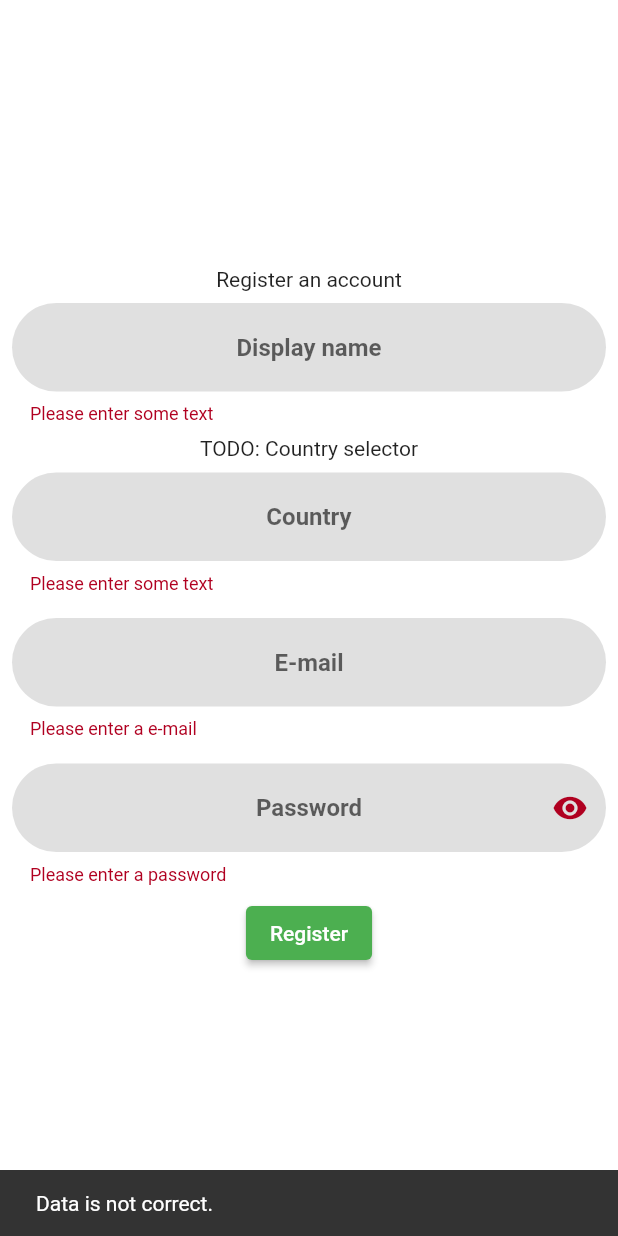
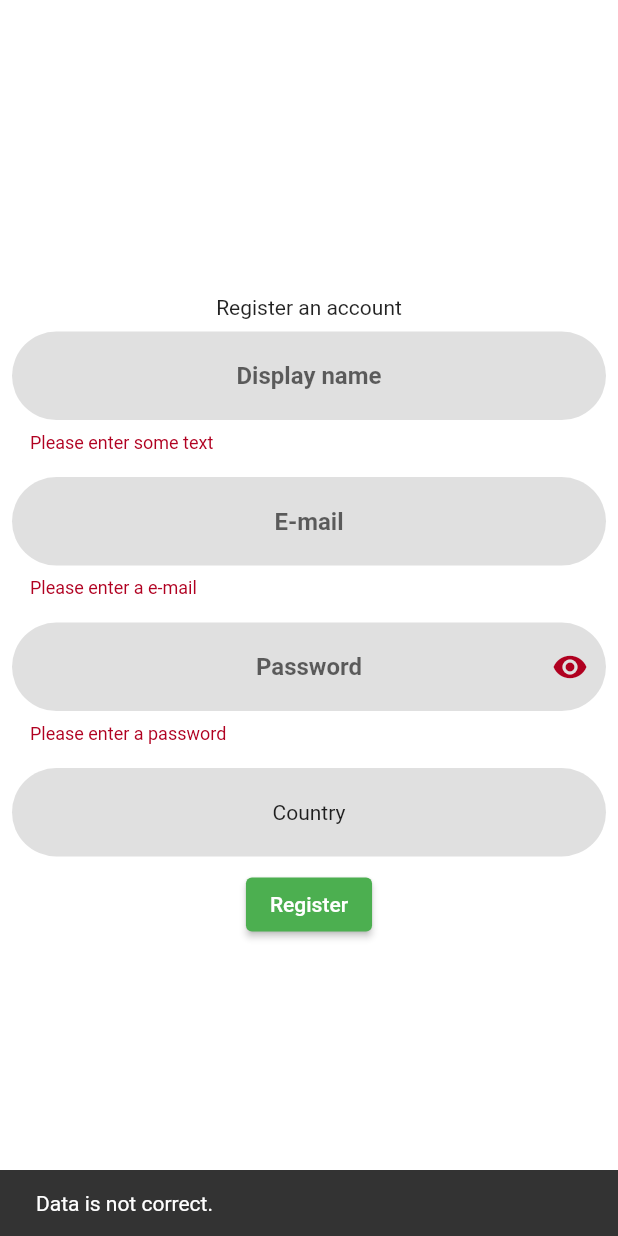
Before and after one commit to Josde/Habitr, a Flutter app: the SignUpScreen screen opened directly, after a tap on "Register", on a phone screen of 412 x 824 dp. Run offline on Flutter 3.47's test engine with Material 2 defaults, Android fonts, the phone set to English and light mode, and no system bars; our stand-ins replace bloc, country_picker, equatable, fl_chart, flutter_bloc, flutter_local_notifications and 12 more; missing offline and left inert: awesome_aurora_gradient, jdenticon_dart, scan; accounts and stored records are empty.

Commit message:
Add country picker Add reminder to verify your email before continuing

```diff
--- a/lib/screens/users/sign_up_screen.dart
+++ b/lib/screens/users/sign_up_screen.dart
@@ -1,6 +1,8 @@
+import 'package:country_picker/country_picker.dart';
 import 'package:flutter/material.dart';
 import 'package:habitr_tfg/utils/constants.dart';
 import 'package:habitr_tfg/utils/validator.dart';
+import 'package:habitr_tfg/widgets/rounded_container.dart';
 import 'package:habitr_tfg/widgets/rounded_text_form_field.dart';
 import 'package:supabase_flutter/supabase_flutter.dart';
 
@@ -15,8 +17,9 @@ class SignUpScreen extends StatefulWidget {
 
 class _SignUpScreenState extends State<SignUpScreen> {
   final _formKey = GlobalKey<FormState>();
-  String? _displayName, _email, _password, _country;
+  String? _displayName, _email, _password;
   var _obscureText = true;
+  Country _country = Country.worldWide;
   @override
   Widget build(BuildContext context) {
     return Scaffold(
@@ -34,18 +37,6 @@ class _SignUpScreenState extends State<SignUpScreen> {
                   hintText: 'Display name',
                   onSaved: (String? value) {
                     this._displayName = value!;
-                  },
-                  validator: (value) {
-                    return textNotEmptyValidator(value);
-                  }),
-            ),
-            Container(child: Text('TODO: Country selector')),
-            Padding(
-              padding: const EdgeInsets.all(8.0),
-              child: RoundedTextFormField(
-                  hintText: 'Country',
-                  onSaved: (String? value) {
-                    this._country = value!;
                   },
                   validator: (value) {
                     return textNotEmptyValidator(value);
@@ -79,12 +70,37 @@ class _SignUpScreenState extends State<SignUpScreen> {
                     return passwordValidator(value);
                   }),
             ),
+            AspectRatio(
+              aspectRatio: 5.5, //TODO: Prettify this!
+              child: Expanded(
+                child: Padding(
+                  padding: const EdgeInsets.all(8.0),
+                  child: RoundedContainer(
+                      child: GestureDetector(
+                          child: Center(
+                              child: Text(_country == Country.worldWide
+                                  ? "Country"
+                                  : _country.name)),
+                          onTap: () => showCountryPicker(
+                              context: context,
+                              onSelect: (value) =>
+                                  setState(() => _country = value)))),
+                ),
+              ),
+            ),
             ElevatedButton(
                 child: Text('Register'),
                 onPressed: () async {
                   if (!_formKey.currentState!.validate()) {
                     ScaffoldMessenger.of(context).showSnackBar(
                       const SnackBar(content: Text('Data is not correct.')),
+                    );
+                    return;
+                  }
+                  if (_country == Country.worldWide) {
+                    ScaffoldMessenger.of(context).showSnackBar(
+                      const SnackBar(
+                          content: Text('Remember to pick a country!')),
                     );
                     return;
                   }
@@ -95,8 +111,14 @@ class _SignUpScreenState extends State<SignUpScreen> {
                     final result = await supabase.auth.signUp(
                         email: _email!,
                         password: _password!,
-                        data: {'name': _displayName});
+                        data: {
+                          'name': _displayName,
+                          'country': _country.countryCode
+                        });
                     if (result.user != null) {
+                      ScaffoldMessenger.of(context).showSnackBar(SnackBar(
+                          content:
+                              Text("Please verify your e-mail and come back")));
                       Navigator.pushReplacement(context,
                           MaterialPageRoute(//temp fix, reformat to bloc later
                               builder: (BuildContext context) {
```
